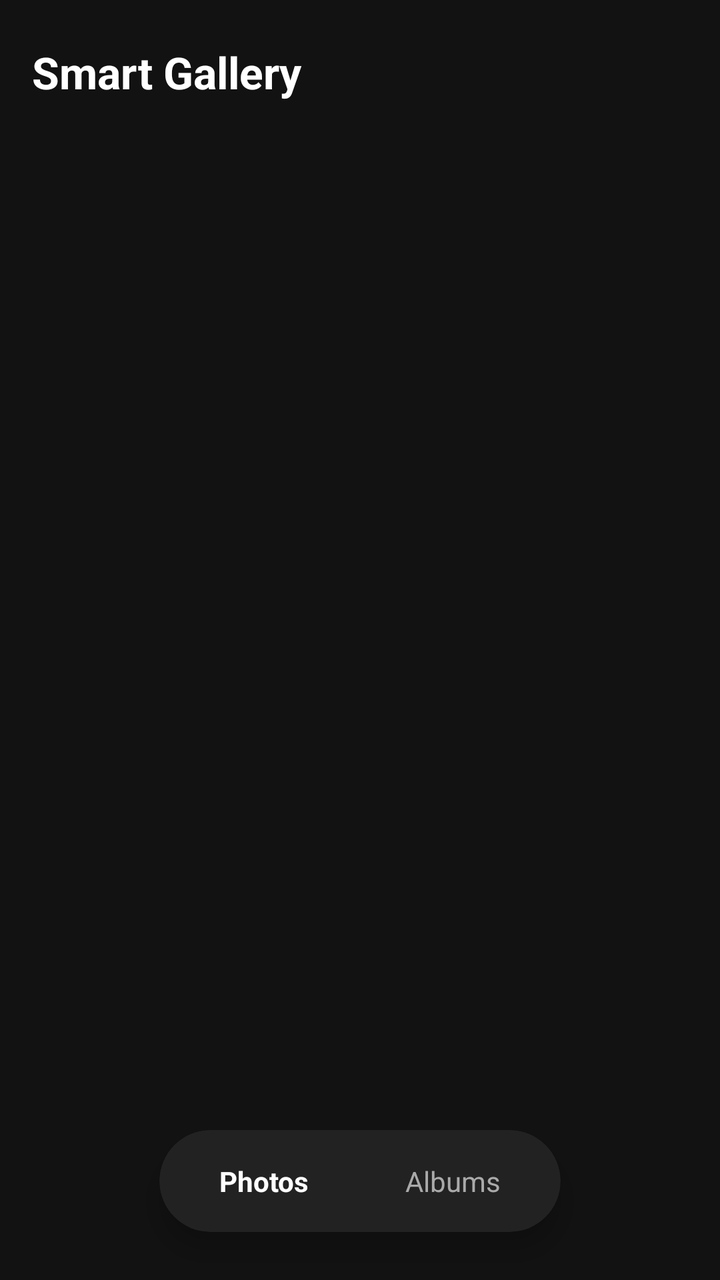
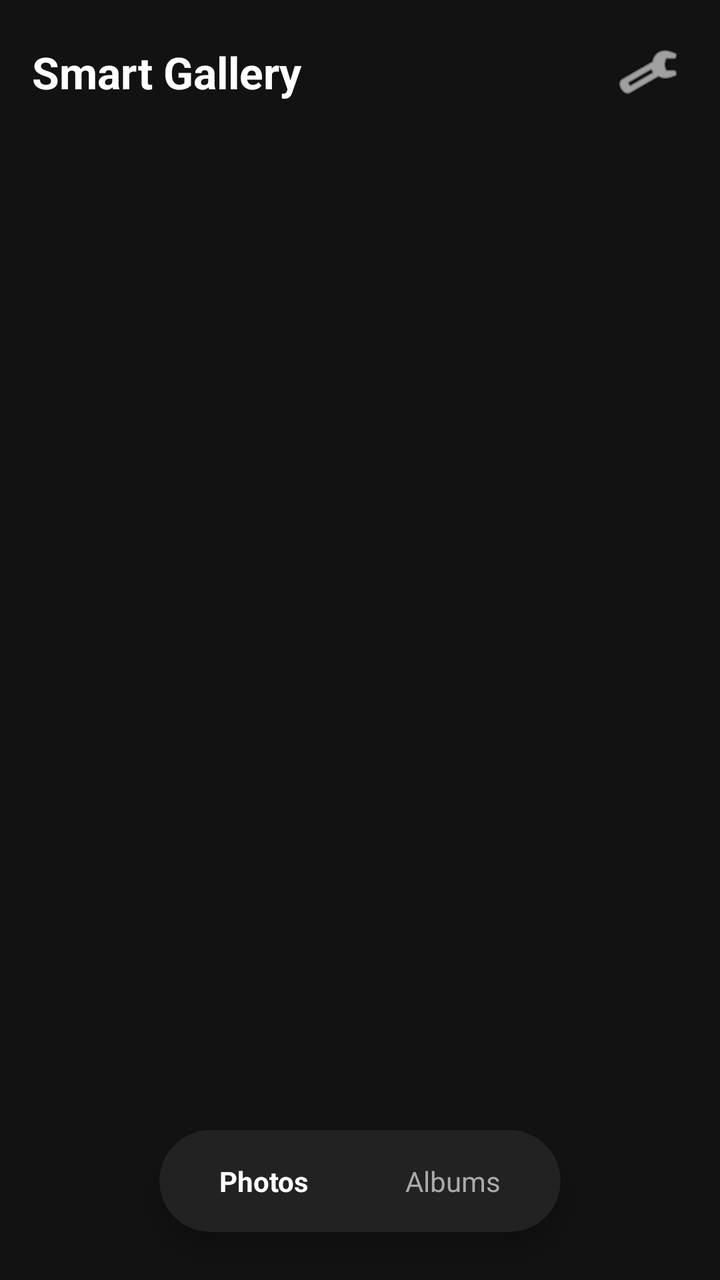

The first picture is an Android layout as it rendered before a commit; the second is the same layout after the commit. The layout source and the unified diff follow.
<!-- AndroidManifest.xml: application theme Theme.MaterialComponents.DayNight.NoActionBar -->
<!-- res/layout/activity_main.xml -->
<?xml version="1.0" encoding="utf-8"?>
<RelativeLayout xmlns:android="http://schemas.android.com/apk/res/android"
    xmlns:app="http://schemas.android.com/apk/res-auto"
    android:layout_width="match_parent"
    android:layout_height="match_parent"
    android:background="#121212">

    
    <LinearLayout
        android:id="@+id/topBar"
        android:layout_width="match_parent"
        android:layout_height="wrap_content"
        android:orientation="horizontal"
        android:gravity="center_vertical"
        android:padding="16dp">

        <TextView
            android:layout_width="0dp"
            android:layout_height="wrap_content"
            android:layout_weight="1"
            android:text="Smart Gallery"
            android:textColor="#FFFFFF"
            android:textSize="22sp"
            android:textStyle="bold" />

        <ImageButton
            android:id="@+id/btnSettings"
            android:layout_width="40dp"
            android:layout_height="40dp"
            android:background="?attr/selectableItemBackgroundBorderless"
            android:src="@android:drawable/ic_menu_more_overflow_vert"
            app:tint="#FFFFFF" />
    </LinearLayout>

    
    <androidx.recyclerview.widget.RecyclerView
        android:id="@+id/recyclerViewMedia"
        android:layout_width="match_parent"
        android:layout_height="match_parent"
        android:layout_below="@id/topBar"
        android:layout_above="@id/bottomNavigationCard"
        android:padding="2dp" />

    
    <androidx.cardview.widget.CardView
        android:id="@+id/bottomNavigationCard"
        android:layout_width="wrap_content"
        android:layout_height="wrap_content"
        android:layout_alignParentBottom="true"
        android:layout_centerHorizontal="true"
        android:layout_marginBottom="24dp"
        app:cardCornerRadius="30dp"
        app:cardBackgroundColor="#222222"
        app:cardElevation="8dp">

        <LinearLayout
            android:layout_width="wrap_content"
            android:layout_height="wrap_content"
            android:orientation="horizontal"
            android:gravity="center"
            android:padding="6dp">

            <TextView
                android:id="@+id/tabPhotos"
                android:layout_width="wrap_content"
                android:layout_height="wrap_content"
                android:text="Photos"
                android:textColor="#FFFFFF"
                android:textStyle="bold"
                android:paddingHorizontal="24dp"
                android:paddingVertical="10dp" />

            <TextView
                android:id="@+id/tabAlbums"
                android:layout_width="wrap_content"
                android:layout_height="wrap_content"
                android:text="Albums"
                android:textColor="#AAAAAA"
                android:paddingHorizontal="24dp"
                android:paddingVertical="10dp" />

        </LinearLayout>
    </androidx.cardview.widget.CardView>

</RelativeLayout>
<!-- resources referenced by this layout -->
<resources>

</resources>

<!-- the commit's change to res/layout/activity_main.xml (unified diff, before → after) -->
@@ -28,7 +28,7 @@
             android:layout_width="40dp"
             android:layout_height="40dp"
             android:background="?attr/selectableItemBackgroundBorderless"
-            android:src="@android:drawable/ic_menu_more_overflow_vert"
+            android:src="@android:drawable/ic_menu_preferences"
             app:tint="#FFFFFF" />
     </LinearLayout>
 
